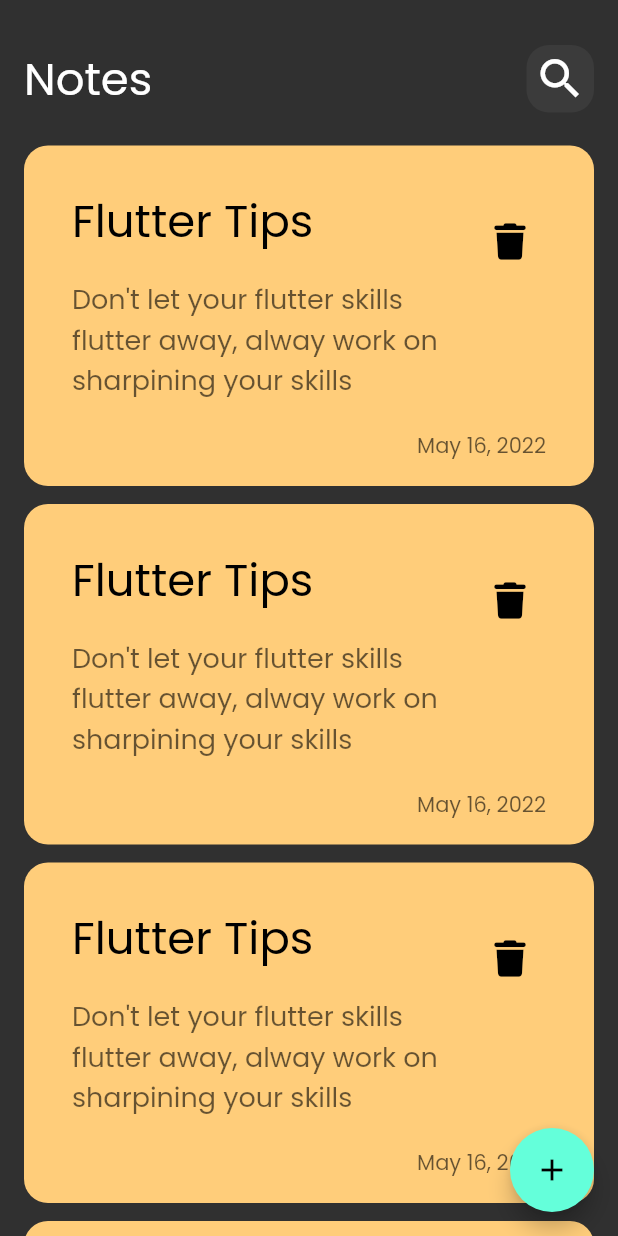
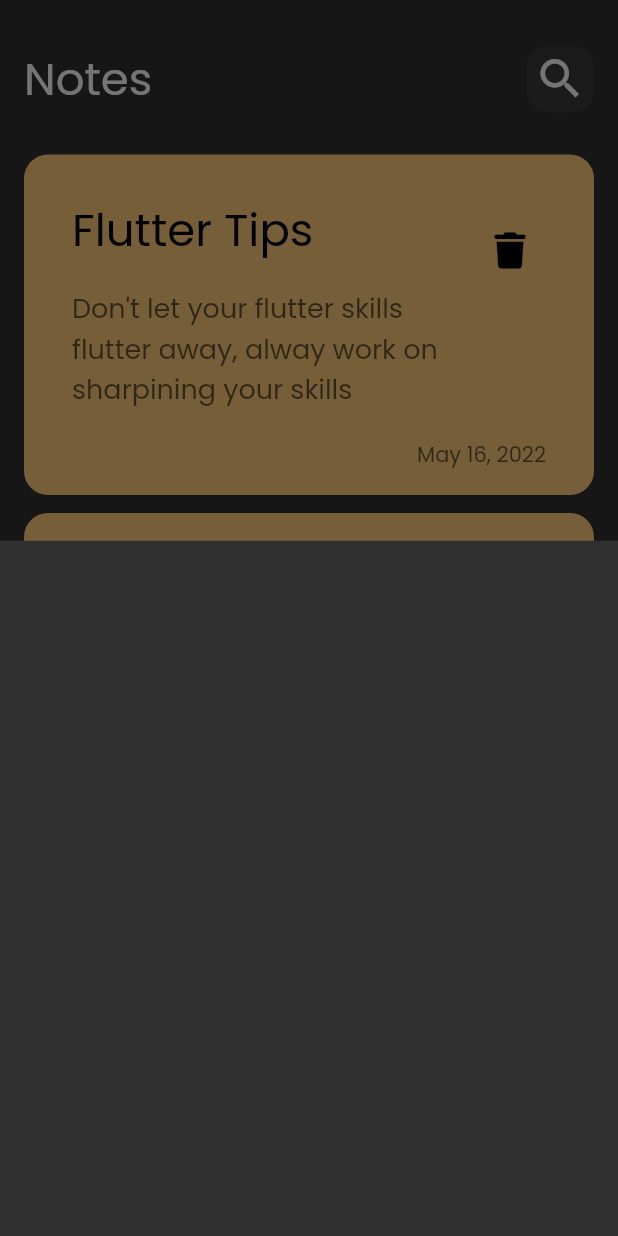
Before and after one commit to Louay-Sallakho/notes_app, a Flutter app: the screen it shows after launch, after a tap on the "add" icon, on a phone screen of 412 x 824 dp. Run offline on Flutter 3.47's test engine with Material 2 defaults, Android fonts, the phone set to English and light mode, and no system bars; our stand-ins replace font_awesome_flutter.

Commit message:
Added ShowModalBottomSheet to the NotesView

```diff
--- a/lib/views/notes_view.dart
+++ b/lib/views/notes_view.dart
@@ -1,4 +1,5 @@
 import 'package:flutter/material.dart';
+import 'package:notes_app/views/widgets/add_note_bottom_sheet.dart';
 import 'package:notes_app/views/widgets/notes_view_body.dart';
 
 class NotesView extends StatelessWidget {
@@ -8,7 +9,13 @@ class NotesView extends StatelessWidget {
   Widget build(BuildContext context) {
     return Scaffold(
         floatingActionButton: FloatingActionButton(
-          onPressed: () {},
+          onPressed: () {
+            showModalBottomSheet(
+                context: context,
+                builder: (context) {
+                  return const AddNoteBottomSheet();
+                });
+          },
           child: const Icon(Icons.add),
         ),
         body: const NotesViewBody());
--- a/lib/views/widgets/Notes_List_view.dart
+++ b/lib/views/widgets/Notes_List_view.dart
@@ -10,11 +10,14 @@ class NotesListView extends StatelessWidget {
   @override
   Widget build(BuildContext context) {
     return Expanded(
-      child: ListView.builder(
-          padding:const  EdgeInsets.only(top: 10),
-          itemBuilder: (context, index) {
-            return const NoteItem();
-          }),
+      child: Padding(
+        padding: const EdgeInsets.symmetric(vertical: 16),
+        child: ListView.builder(
+            padding: EdgeInsets.zero,
+            itemBuilder: (context, index) {
+              return const NoteItem();
+            }),
+      ),
     );
   }
 }
--- /dev/null
+++ b/lib/views/widgets/add_note_bottom_sheet.dart
@@ -0,0 +1,12 @@
+
+
+import 'package:flutter/cupertino.dart';
+
+class AddNoteBottomSheet extends StatelessWidget {
+  const AddNoteBottomSheet({super.key});
+
+  @override
+  Widget build(BuildContext context) {
+    return Container();
+  }
+}
```
